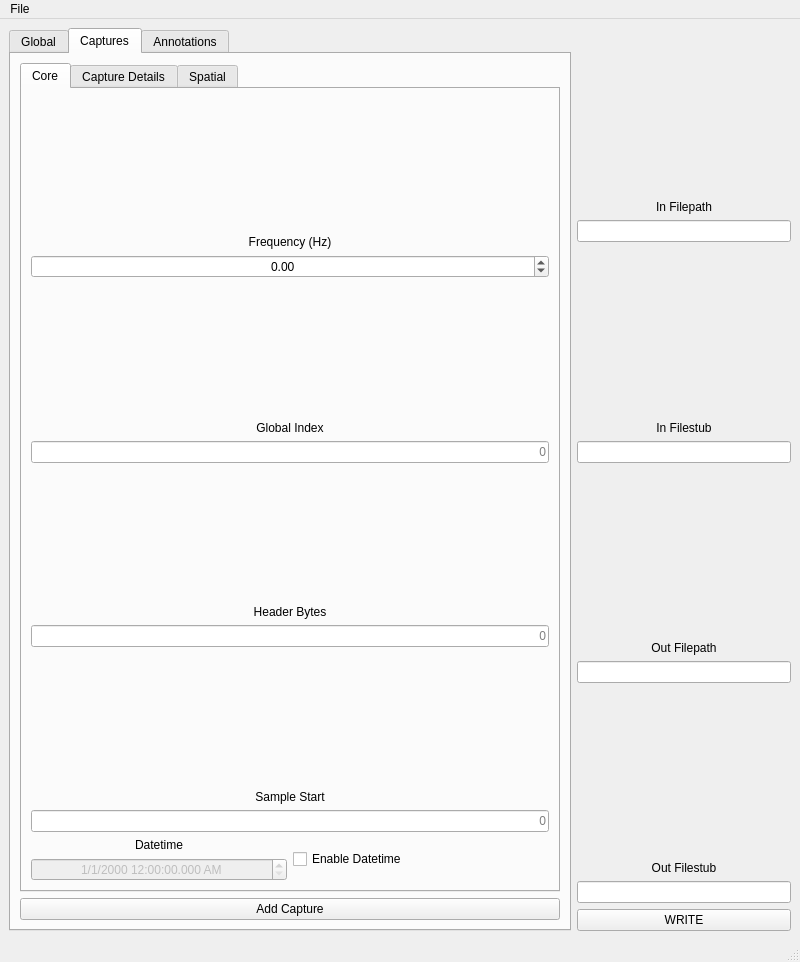
Above: mainwindow.ui from jpferrell/sigmf-editor before the change. Below: the same form after it.
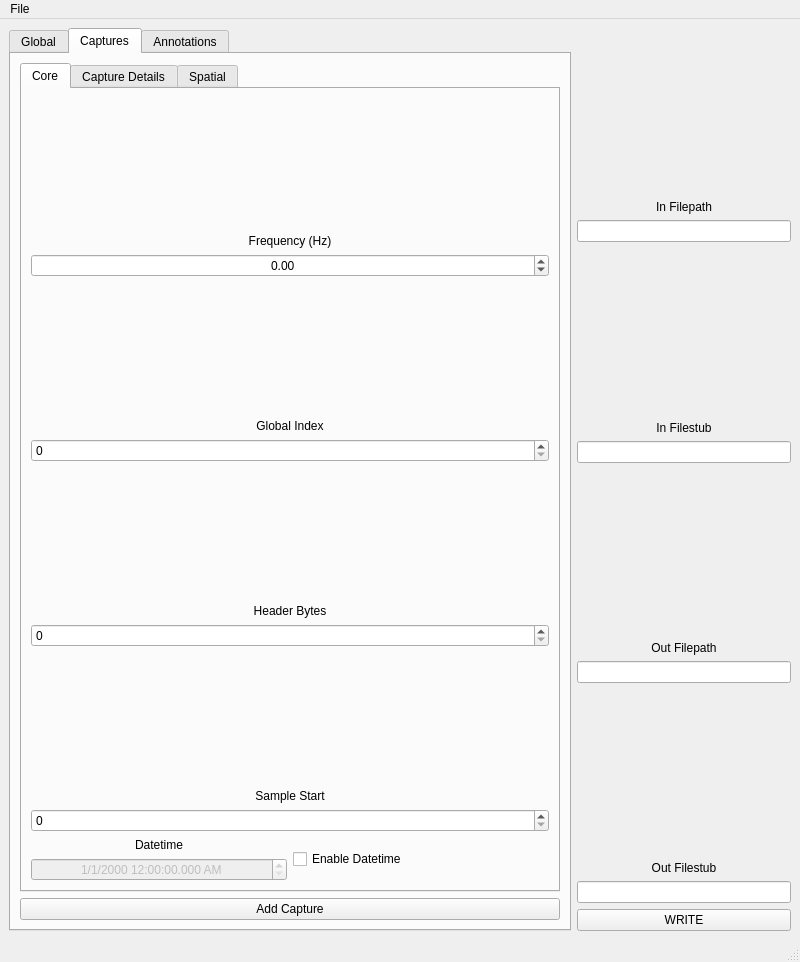
That is the form after the change. The open tabs and pages were chosen to show the change. Icons and pictures are not drawn.

Commit message: partially working core global and capture

The edit to the form file:
```diff
--- a/mainwindow.ui
+++ b/mainwindow.ui
@@ -1083,15 +1083,9 @@
                  </widget>
                 </item>
                 <item>
-                 <widget class="QLineEdit" name="globalIndexLineEdit">
-                  <property name="inputMask">
-                   <string>99999999999999999999</string>
-                  </property>
-                  <property name="alignment">
-                   <set>Qt::AlignRight|Qt::AlignTrailing|Qt::AlignVCenter</set>
-                  </property>
-                  <property name="placeholderText">
-                   <string>0</string>
+                 <widget class="QSpinBox" name="globalIdxSpinBox">
+                  <property name="maximum">
+                   <number>1000000000</number>
                   </property>
                  </widget>
                 </item>
@@ -1106,15 +1100,9 @@
                  </widget>
                 </item>
                 <item>
-                 <widget class="QLineEdit" name="headerBytesLineEdit">
-                  <property name="inputMask">
-                   <string>99999999999999999999</string>
-                  </property>
-                  <property name="alignment">
-                   <set>Qt::AlignRight|Qt::AlignTrailing|Qt::AlignVCenter</set>
-                  </property>
-                  <property name="placeholderText">
-                   <string>0</string>
+                 <widget class="QSpinBox" name="headerBytesSpinBox">
+                  <property name="maximum">
+                   <number>1000000000</number>
                   </property>
                  </widget>
                 </item>
@@ -1129,15 +1117,9 @@
                  </widget>
                 </item>
                 <item>
-                 <widget class="QLineEdit" name="sampleStartLineEdit">
-                  <property name="inputMask">
-                   <string>99999999999999999999</string>
-                  </property>
-                  <property name="alignment">
-                   <set>Qt::AlignRight|Qt::AlignTrailing|Qt::AlignVCenter</set>
-                  </property>
-                  <property name="placeholderText">
-                   <string>0</string>
+                 <widget class="QSpinBox" name="sampStartSpinBox">
+                  <property name="maximum">
+                   <number>1000000000</number>
                   </property>
                  </widget>
                 </item>
```
Left out of the diff: 37 changed lines with no effect on the pictures. The commit also changes 12 other files.
